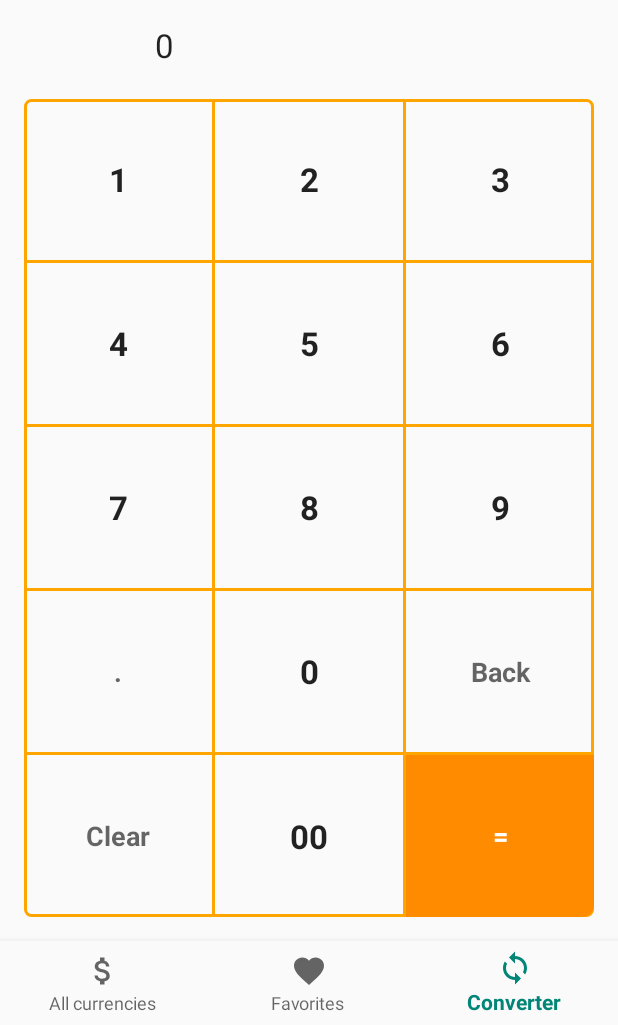
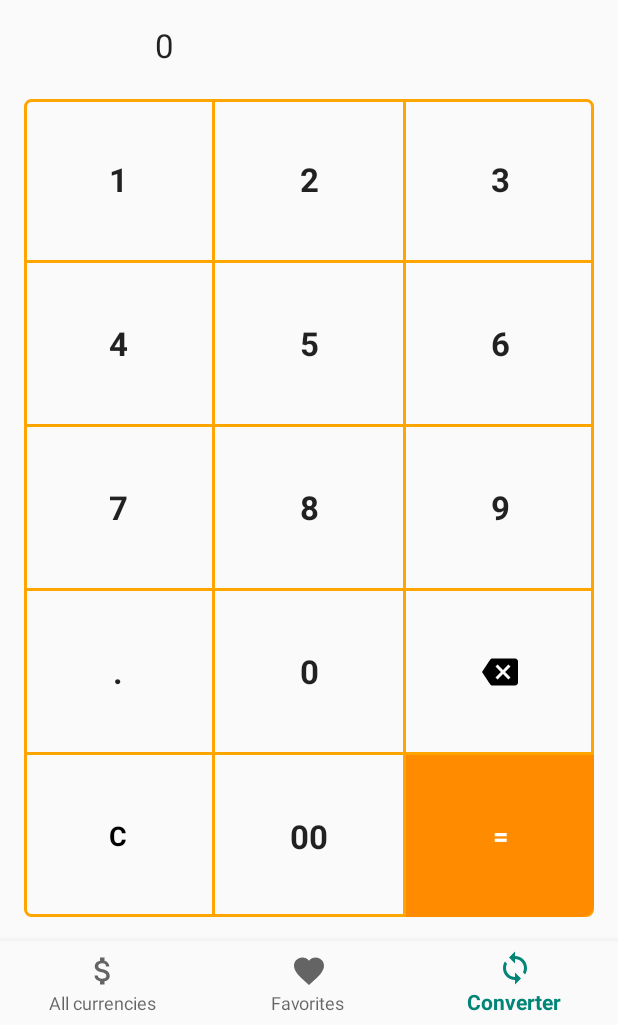
Before and after one commit to iVamsi/World-Exchange-Rates, an Android app: the CurrencyConverter screen opened through its navigation route, on a phone screen of 412 x 824 dp, the part 211-1236 px from its top. Run offline under Robolectric (Android 15) with nearby library versions, the phone set to English and light mode, and no system bars; our stand-ins replace Dagger/Hilt's generated code, RxJava, data binding, navigation-ui; network calls fail; pictures from the network do not load; Roboto replaces fonts that are not available here; 2 statements that could not run were skipped.

Commit message:
Updated backspace and clear buttons

```diff
--- a/app/src/main/java/com/vamsi/xchangerates/app/view/viewmodels/CurrencyConverterViewModel.kt
+++ b/app/src/main/java/com/vamsi/xchangerates/app/view/viewmodels/CurrencyConverterViewModel.kt
@@ -98,9 +98,9 @@ class CurrencyConverterViewModel @Inject constructor(
 
     fun updateCurrencyValue(currValue: String) {
         currencyValue = when {
-            currencyValue == "0" && currValue != "." -> currValue
-            currValue == "Clear" -> "0"
-            currValue == "Back" -> currencyValue.substring(0, currencyValue.length - 1)
+            currencyValue == "0" && currValue != "." && currValue != "C" && currValue != "back"-> currValue
+            currValue == "C" -> "0"
+            currValue == "back" -> currencyValue.substring(0, currencyValue.length - 1)
             else -> currencyValue.plus(currValue)
         }
         if (currencyValue == "") currencyValue = "0"
--- /dev/null
+++ b/app/src/main/res/drawable/ic_backspace_black_24dp.xml
@@ -0,0 +1,4 @@
+<vector android:height="24dp" android:viewportHeight="24.0"
+    android:viewportWidth="24.0" android:width="24dp" xmlns:android="http://schemas.android.com/apk/res/android">
+    <path android:fillColor="#FF000000" android:pathData="M22,3L7,3c-0.69,0 -1.23,0.35 -1.59,0.88L0,12l5.41,8.11c0.36,0.53 0.9,0.89 1.59,0.89h15c1.1,0 2,-0.9 2,-2L24,5c0,-1.1 -0.9,-2 -2,-2zM19,15.59L17.59,17 14,13.41 10.41,17 9,15.59 12.59,12 9,8.41 10.41,7 14,10.59 17.59,7 19,8.41 15.41,12 19,15.59z"/>
+</vector>
--- a/app/src/main/res/layout/keyboard.xml
+++ b/app/src/main/res/layout/keyboard.xml
@@ -94,7 +94,7 @@
                 android:tag="@string/number_button"
                 android:onClick="@{(v) -> clickHandler.onClick(v)}"
                 android:text="@string/btn_period"
-                android:textAppearance="?android:attr/textAppearanceMedium"
+                android:textAppearance="?android:attr/textAppearanceLarge"
                 android:textStyle="bold"/>
 
             <TextView
@@ -104,11 +104,12 @@
                 android:onClick="@{(v) -> clickHandler.onClick(v)}"
                 android:text="@string/number_zero"/>
 
-            <TextView
+            <ImageView
                 android:id="@+id/t9_key_backspace"
                 style="@style/keyboard_button"
                 android:onClick="@{(v) -> clickHandler.onClick(v)}"
-                android:text="@string/btn_backspace"
+                android:src="@drawable/ic_backspace_black_24dp"
+                android:contentDescription="@string/btn_backspace"
                 android:textAppearance="?android:attr/textAppearanceMedium"/>
         </TableRow>
 
@@ -119,6 +120,8 @@
                 style="@style/keyboard_button"
                 android:onClick="@{(v) -> clickHandler.onClick(v)}"
                 android:text="@string/btn_clear"
+                android:textColor="@color/Black"
+                android:textAllCaps="true"
                 android:textAppearance="?android:attr/textAppearanceMedium"/>
 
             <TextView
--- a/app/src/main/res/values/strings.xml
+++ b/app/src/main/res/values/strings.xml
@@ -17,8 +17,8 @@
     <string name="number_seven">7</string>
     <string name="number_eight">8</string>
     <string name="number_nine">9</string>
-    <string name="btn_clear">Clear</string>
-    <string name="btn_backspace">Back</string>
+    <string name="btn_clear">C</string>
+    <string name="btn_backspace">back</string>
     <string name="btn_period">&#46;</string>
     <string name="btn_doublezero">00</string>
     <string name="btn_equals">=</string>
```
Also changed, not shown: app/src/main/java/com/vamsi/xchangerates/app/view/ui/CurrencyConverter.kt (+4 -3 lines).
